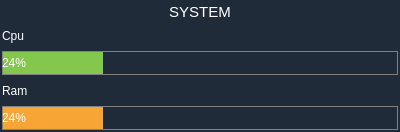
Old version of the form app/coreaction/wsystem.ui in the repository rahmanshaber/corebox.
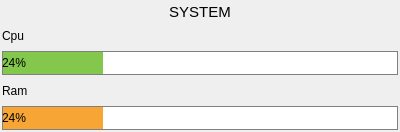
New version of the form.

Diff of the .ui file:
```diff
--- a/app/coreaction/wsystem.ui
+++ b/app/coreaction/wsystem.ui
@@ -33,12 +33,9 @@
     <number>0</number>
    </property>
    <item>
-    <widget class="QFrame" name="Widget">
-     <property name="styleSheet">
-      <string notr="true">QWidget{
-background-color: #1F2B38; ;
-color: #FFFFFF; 
-}</string>
+    <widget class="QWidget" name="Widget" native="true">
+     <property name="accessibleName">
+      <string>widgets</string>
      </property>
      <layout class="QVBoxLayout" name="verticalLayout">
       <property name="leftMargin">
```
Left out of the diff: 3 changed lines with no effect on the pictures.
